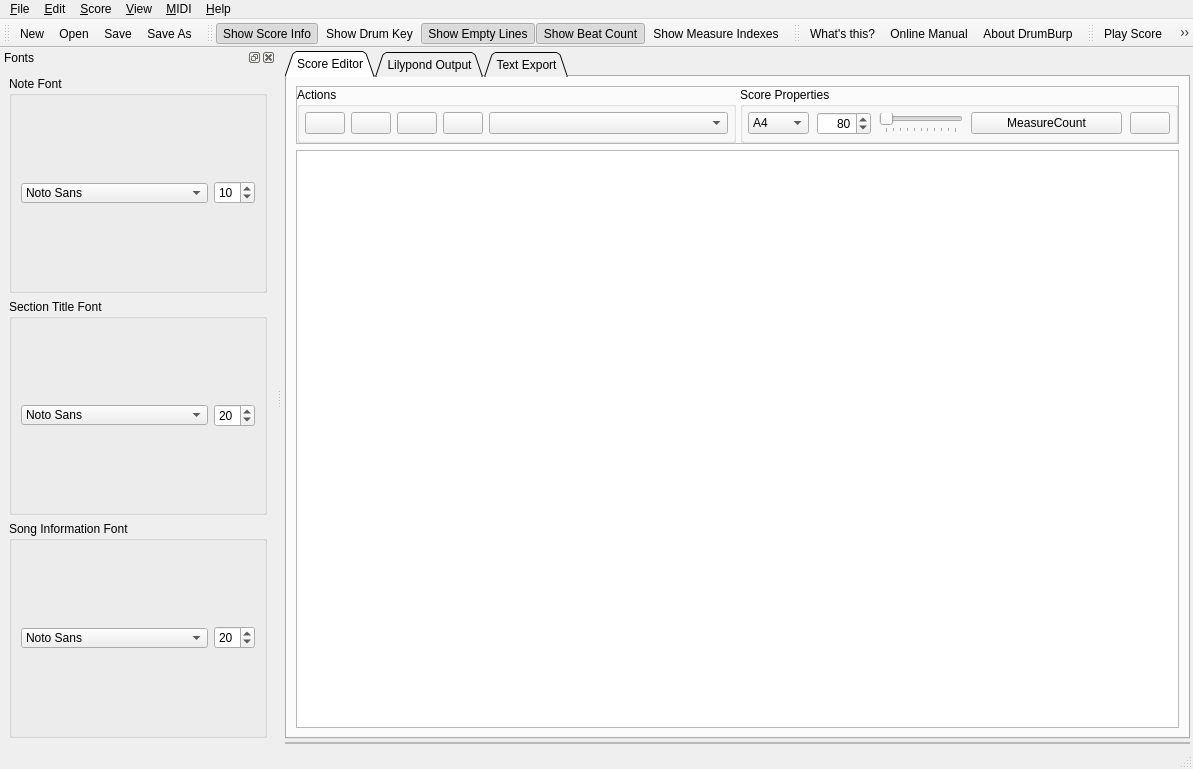
Qt form src/GUI/drumburp.ui (Whatang/DrumBurp) before a commit.
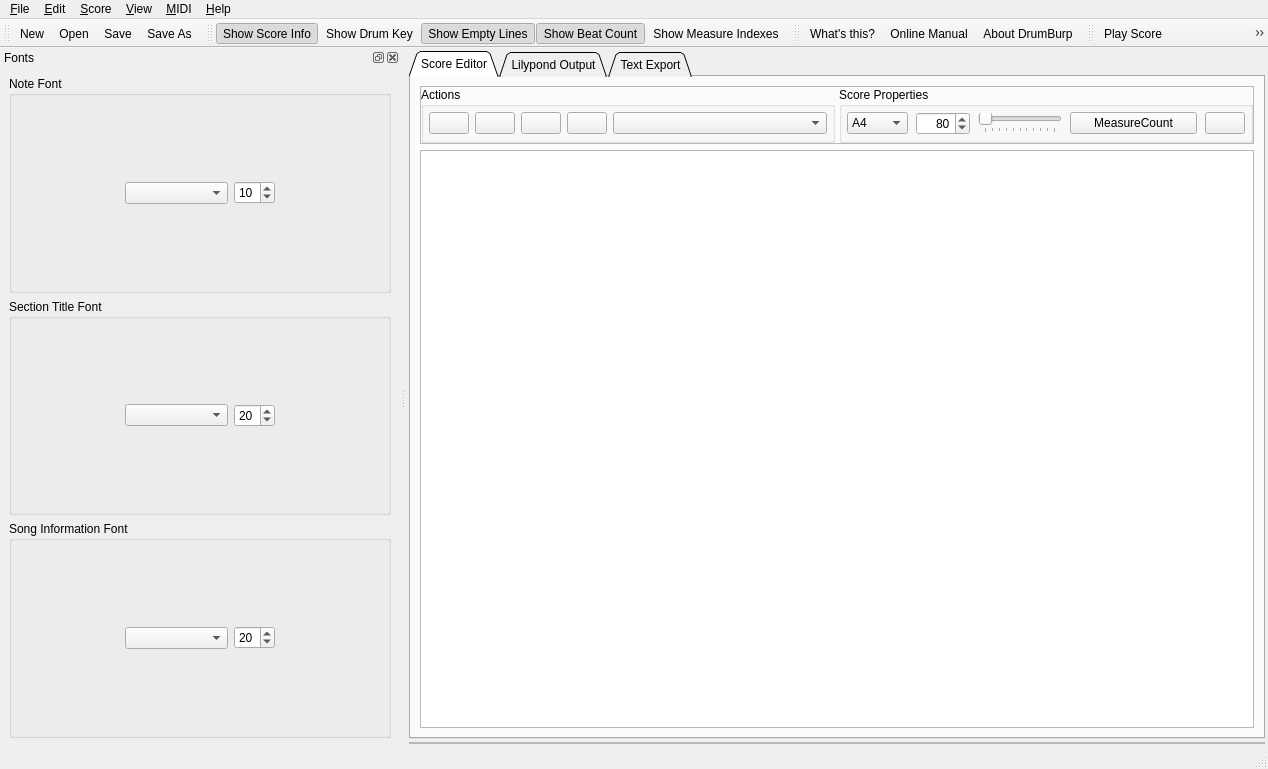
The same form after that commit. Icons and pictures are not drawn. Custom widgets are drawn as their Qt base class.

Commit message:
Restrict fonts to those bundled with DB.
Closes #365.
Closes #366.

What changed in the file:
```diff
--- a/src/GUI/drumburp.ui
+++ b/src/GUI/drumburp.ui
@@ -6,7 +6,7 @@
    <rect>
     <x>0</x>
     <y>0</y>
-    <width>1193</width>
+    <width>1268</width>
     <height>769</height>
    </rect>
   </property>
@@ -895,7 +895,7 @@
     <rect>
      <x>0</x>
      <y>0</y>
-     <width>1193</width>
+     <width>1268</width>
      <height>31</height>
     </rect>
    </property>
@@ -1106,6 +1106,12 @@
      <verstretch>0</verstretch>
     </sizepolicy>
    </property>
+   <property name="minimumSize">
+    <size>
+     <width>400</width>
+     <height>287</height>
+    </size>
+   </property>
    <property name="toolTip">
     <string>Score Fonts</string>
    </property>
@@ -1167,55 +1173,26 @@
        </property>
        <layout class="QHBoxLayout" name="horizontalLayout_3">
         <item>
-         <widget class="QFontComboBox" name="fontComboBox">
-          <property name="enabled">
-           <bool>true</bool>
+         <spacer name="horizontalSpacer_5">
+          <property name="orientation">
+           <enum>Qt::Horizontal</enum>
           </property>
+          <property name="sizeHint" stdset="0">
+           <size>
+            <width>40</width>
+            <height>20</height>
+           </size>
+          </property>
+         </spacer>
+        </item>
+        <item>
+         <widget class="QComboBox" name="noteFontComboBox">
           <property name="sizePolicy">
-           <sizepolicy hsizetype="Preferred" vsizetype="Fixed">
+           <sizepolicy hsizetype="Expanding" vsizetype="Fixed">
             <horstretch>0</horstretch>
             <verstretch>0</verstretch>
            </sizepolicy>
           </property>
-          <property name="minimumSize">
-           <size>
-            <width>60</width>
-            <height>20</height>
-           </size>
-          </property>
-          <property name="maximumSize">
-           <size>
-            <width>187</width>
-            <height>20</height>
-           </size>
-          </property>
-          <property name="baseSize">
-           <size>
-            <width>100</width>
-            <height>0</height>
-           </size>
-          </property>
-          <property name="focusPolicy">
-           <enum>Qt::NoFocus</enum>
-          </property>
-          <property name="statusTip">
-           <string>The font used to display notes in the Score</string>
-          </property>
-          <property name="editable">
-           <bool>false</bool>
-          </property>
-          <property name="maxVisibleItems">
-           <number>20</number>
-          </property>
-          <property name="fontFilters">
-           <set>QFontComboBox::ScalableFonts</set>
-          </property>
-          <property name="currentFont">
-           <font>
-            <family>BatangChe</family>
-            <pointsize>10</pointsize>
-           </font>
-          </property>
          </widget>
         </item>
         <item>
@@ -1271,55 +1248,26 @@
        </property>
        <layout class="QHBoxLayout" name="horizontalLayout_5">
         <item>
-         <widget class="QFontComboBox" name="sectionFontCombo">
-          <property name="enabled">
-           <bool>true</bool>
+         <spacer name="horizontalSpacer_6">
+          <property name="orientation">
+           <enum>Qt::Horizontal</enum>
           </property>
+          <property name="sizeHint" stdset="0">
+           <size>
+            <width>40</width>
+            <height>20</height>
+           </size>
+          </property>
+         </spacer>
+        </item>
+        <item>
+         <widget class="QComboBox" name="sectionFontCombo">
           <property name="sizePolicy">
-           <sizepolicy hsizetype="Preferred" vsizetype="Fixed">
+           <sizepolicy hsizetype="Expanding" vsizetype="Fixed">
             <horstretch>0</horstretch>
             <verstretch>0</verstretch>
            </sizepolicy>
           </property>
-          <property name="minimumSize">
-           <size>
-            <width>60</width>
-            <height>20</height>
-           </size>
-          </property>
-          <property name="maximumSize">
-           <size>
-            <width>187</width>
-            <height>20</height>
-           </size>
-          </property>
-          <property name="baseSize">
-           <size>
-            <width>100</width>
-            <height>0</height>
-           </size>
-          </property>
-          <property name="focusPolicy">
-           <enum>Qt::NoFocus</enum>
-          </property>
-          <property name="statusTip">
-           <string>The font used to display section titles in the Score</string>
-          </property>
-          <property name="editable">
-           <bool>false</bool>
-          </property>
-          <property name="maxVisibleItems">
-           <number>20</number>
-          </property>
-          <property name="fontFilters">
-           <set>QFontComboBox::ScalableFonts</set>
-          </property>
-          <property name="currentFont">
-           <font>
-            <family>BatangChe</family>
-            <pointsize>10</pointsize>
-           </font>
-          </property>
          </widget>
         </item>
         <item>
@@ -1375,55 +1323,26 @@
        </property>
        <layout class="QHBoxLayout" name="horizontalLayout_4">
         <item>
-         <widget class="QFontComboBox" name="metadataFontCombo">
-          <property name="enabled">
-           <bool>true</bool>
+         <spacer name="horizontalSpacer_7">
+          <property name="orientation">
+           <enum>Qt::Horizontal</enum>
           </property>
+          <property name="sizeHint" stdset="0">
+           <size>
+            <width>40</width>
+            <height>20</height>
+           </size>
+          </property>
+         </spacer>
+        </item>
+        <item>
+         <widget class="QComboBox" name="metadataFontCombo">
           <property name="sizePolicy">
-           <sizepolicy hsizetype="Preferred" vsizetype="Fixed">
+           <sizepolicy hsizetype="Expanding" vsizetype="Fixed">
             <horstretch>0</horstretch>
             <verstretch>0</verstretch>
            </sizepolicy>
           </property>
-          <property name="minimumSize">
-           <size>
-            <width>60</width>
-            <height>20</height>
-           </size>
-          </property>
-          <property name="maximumSize">
-           <size>
-            <width>187</width>
-            <height>20</height>
-           </size>
-          </property>
-          <property name="baseSize">
-           <size>
-            <width>100</width>
-            <height>0</height>
-           </size>
-          </property>
-          <property name="focusPolicy">
-           <enum>Qt::NoFocus</enum>
-          </property>
-          <property name="statusTip">
-           <string>The font used to display section titles in the Score</string>
-          </property>
-          <property name="editable">
-           <bool>false</bool>
-          </property>
-          <property name="maxVisibleItems">
-           <number>20</number>
-          </property>
-          <property name="fontFilters">
-           <set>QFontComboBox::ScalableFonts</set>
-          </property>
-          <property name="currentFont">
-           <font>
-            <family>BatangChe</family>
-            <pointsize>10</pointsize>
-           </font>
-          </property>
          </widget>
         </item>
         <item>
```
Left out of the diff: 139 changed lines with no effect on the pictures. The commit also changes 6 other files.
